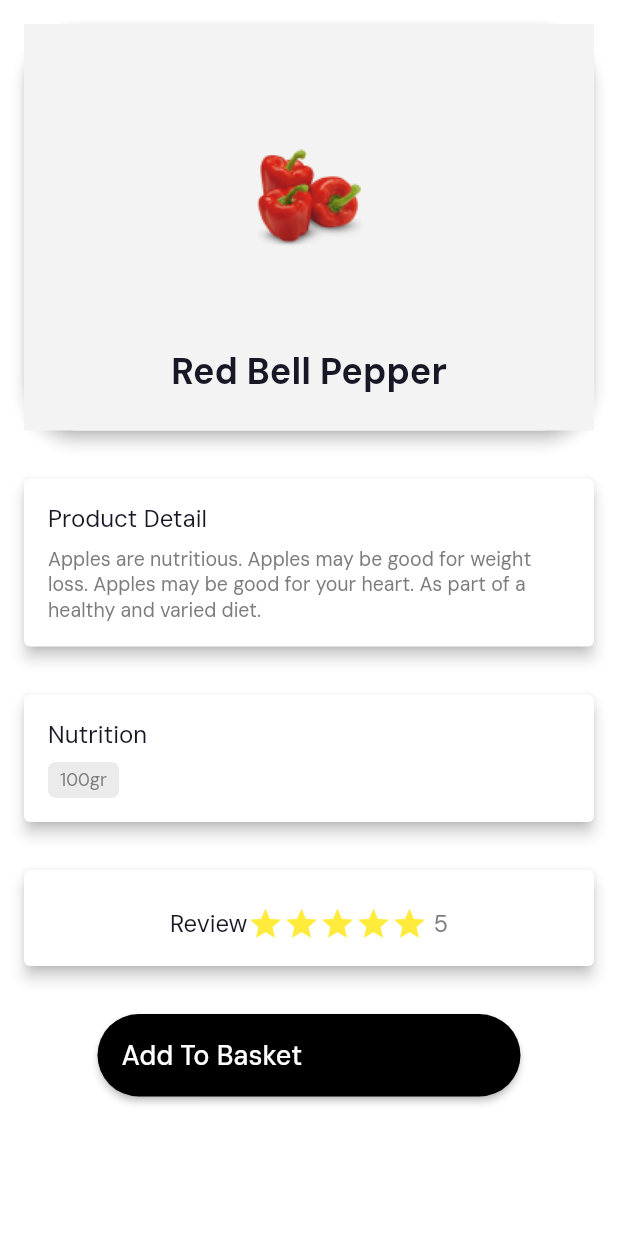
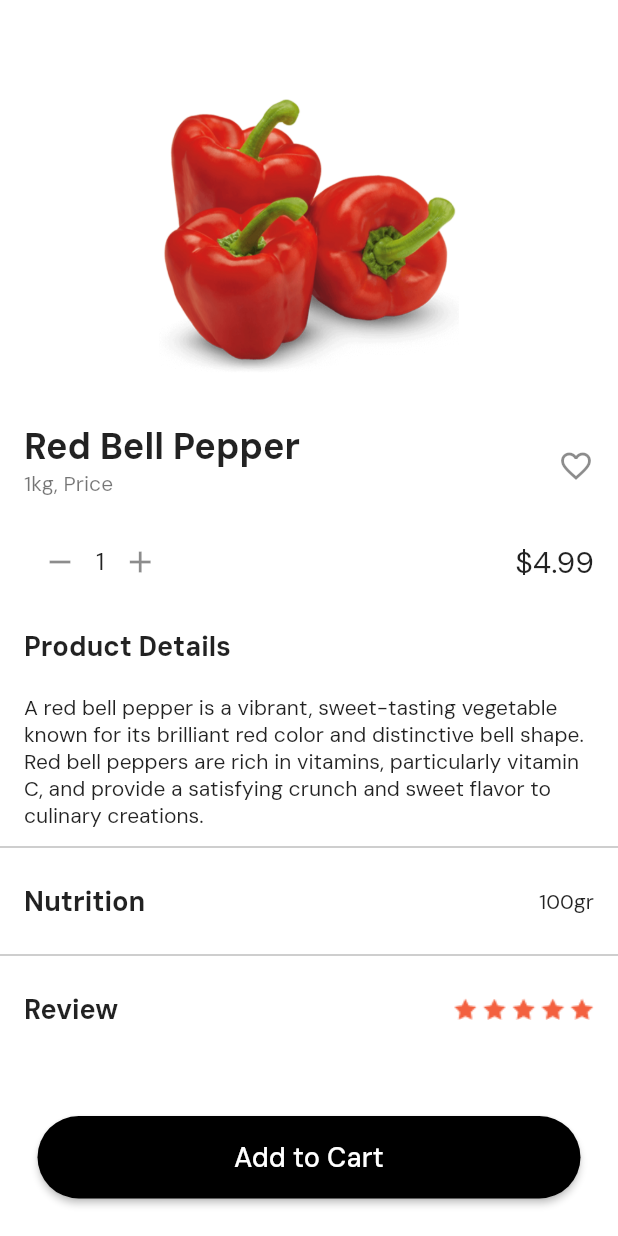
Before and after one commit to SSSamueLDS/googleignite_team7, a Flutter app: the ProductDetail screen opened by its route, on a phone screen of 412 x 824 dp. Run offline on Flutter 3.47's test engine with Material 2 defaults, Android fonts, the phone set to English and light mode, and no system bars.

Commit message:
added product details

```diff
--- a/googleignite_team7/lib/main.dart
+++ b/googleignite_team7/lib/main.dart
@@ -153,7 +153,7 @@ Widget _buildSecondContainer(BuildContext context) {
             child: MyFilledButton(
               label: "Get Started",
               onPressed: () {
-                Navigator.pushNamed(context, '/register_or_login');
+                Navigator.pushNamed(context, '/productdetail');
               },
               fillColor: Colors.black,
               borderColor: Colors.transparent,
--- a/googleignite_team7/lib/screens/productdetail.dart
+++ b/googleignite_team7/lib/screens/productdetail.dart
@@ -1,201 +1,151 @@
 import 'package:flutter/material.dart';
+import 'package:googleignite_team7/widgets/MyFilledButton.dart';
 
 class ProductDetail extends StatelessWidget {
   @override
   Widget build(BuildContext context) {
-    return SingleChildScrollView(
+    return Scaffold(
+      body: Column(
+        children: [
+          Expanded(
+            flex: 1,
+            child: Stack(
+              children: [
+                Container(
+                  color: Colors.white,
+                ),
+                Center(
                   child: Column(
-        crossAxisAlignment: CrossAxisAlignment.stretch,
+                    mainAxisAlignment: MainAxisAlignment.center,
                     children: [
-          Card(
-            elevation: 4,
-            margin: EdgeInsets.all(16),
-            shape: RoundedRectangleBorder(
-              borderRadius: BorderRadius.circular(36),
-            ),
+                      SizedBox(height: 40),
+                      Expanded(
                         child: Container(
-              padding: EdgeInsets.all(16),
-              decoration: BoxDecoration(
-                color: Color(0xFFF2F3F2),
-              ),
-              child: Column(
-                crossAxisAlignment: CrossAxisAlignment.center,
-                children: [
-                  Image.asset(
-                    'assets/images/redbellpepper.png',
+                          width: 200,
                           height: 200,
-                    width: 200,
-                  ),
-                  Text(
-                    'Red Bell Pepper',
-                    style: TextStyle(
-                      color: Color(0xFF181725),
-                      fontSize: 24,
-                      fontFamily: 'DM Sans',
-                      fontWeight: FontWeight.w700,
+                          decoration: const BoxDecoration(
+                            image: DecorationImage(
+                              image:
+                                  AssetImage("assets/images/redpepperbig.png"),
+                              fit: BoxFit.contain,
                             ),
                           ),
-                  SizedBox(height: 8),
-
+                        ),
+                      ),
                     ],
                   ),
                 ),
-          ),
-          Card(
-            elevation: 4,
-            margin: EdgeInsets.all(16),
-            child: Padding(
-              padding: EdgeInsets.all(16),
-              child: Column(
-                crossAxisAlignment: CrossAxisAlignment.start,
-                children: [
-                  Text(
-                    'Product Detail',
-                    style: TextStyle(
-                      color: Color(0xFF181725),
-                      fontSize: 16,
-                      fontFamily: 'DM Sans',
-                      fontWeight: FontWeight.w400,
+              ],
             ),
           ),
-                  SizedBox(height: 8),
+          Expanded(
+            flex: 2,
+            child: Container(
+              color: Colors.white,
+              width: double.infinity,
+              child: Column(
+                children: [
+                  Expanded(
+                    child: ListView(
+                      children: [
+                        ListTile(
+                          title: Text(
+                            "Red Bell Pepper",
+                            style: TextStyle(
+                                fontSize: 24, fontWeight: FontWeight.bold),
+                          ),
+                          trailing: Icon(Icons.favorite_border_outlined),
+                          subtitle: Text("1kg, Price"),
+                        ),
+                        ListTile(
+                          title: Row(
+                            children: [
+                              IconButton(
+                                icon: Icon(Icons.remove),
+                                onPressed: () {
+                                  // decrementQuantity(items[index]);
+                                },
+                              ),
                               Text(
-                    'Apples are nutritious. Apples may be good for weight loss. Apples may be good for your heart. As part of a healthy and varied diet.',
+                                '1',
+                                style: TextStyle(fontSize: 16),
+                              ),
+                              IconButton(
+                                icon: Icon(Icons.add),
+                                onPressed: () {
+                                  // incrementQuantity(items[index]);
+                                },
+                              ),
+                            ],
+                          ),
+                          trailing: Text(
+                            "\$4.99",
+                            style: TextStyle(fontSize: 20),
+                          ),
+                        ),
+                        const ListTile(
+                          title: Text(
+                            "Product Details",
                             style: TextStyle(
-                      color: Color(0xFF7C7C7C),
-                      fontSize: 13,
-                      fontFamily: 'DM Sans',
-                      fontWeight: FontWeight.w400,
+                                fontWeight: FontWeight.bold, fontSize: 18.0),
+                          ),
+                        ),
+                        const ListTile(
+                          title: Text(
+                            "A red bell pepper is a vibrant, sweet-tasting vegetable known for its brilliant red color and distinctive bell shape. Red bell peppers are rich in vitamins, particularly vitamin C, and provide a satisfying crunch and sweet flavor to culinary creations.",
+                            style: TextStyle(fontSize: 14.0),
+                          ),
+                        ),
+                        const Divider(
+                          color: Color.fromRGBO(190, 190, 190,
+                              1), // You can customize the color of the divider
+                          thickness:
+                              1.0, // You can adjust the thickness of the divider
+                        ),
+                        ListTile(
+                          title: Text(
+                            "Nutrition",
+                            style: TextStyle(
+                                fontSize: 18.0, fontWeight: FontWeight.bold),
+                          ),
+                          trailing: Text("100gr"),
+                        ),
+                        const Divider(
+                          color: Color.fromRGBO(190, 190, 190,
+                              1), // You can customize the color of the divider
+                          thickness:
+                              1.0, // You can adjust the thickness of the divider
+                        ),
+                        ListTile(
+                          title: Text(
+                            "Review",
+                            style: TextStyle(
+                                fontSize: 18.0, fontWeight: FontWeight.bold),
+                          ),
+                          trailing: Image.asset("assets/images/rating.png"),
+                        ),
+                      ],
+                    ),
+                  ),
+                  Container(
+                    padding: EdgeInsets.all(25.0),
+                    child: MyFilledButton(
+                      label: "Add to Cart",
+                      fontColor: Colors.white,
+                      fillColor: Colors.black,
+                      borderColor: Colors.transparent,
+                      onPressed: () {
+                        // Handle button press
+                        Navigator.pushNamed(context, "/buyer_select");
+                      },
                     ),
                   ),
                 ],
               ),
             ),
           ),
-          Card(
-            elevation: 4,
-            margin: EdgeInsets.all(16),
-            child: Padding(
-              padding: EdgeInsets.all(16),
-              child: Column(
-                crossAxisAlignment: CrossAxisAlignment.start,
-                children: [
-                  Text(
-                    'Nutrition',
-                    style: TextStyle(
-                      color: Color(0xFF181725),
-                      fontSize: 16,
-                      fontFamily: 'DM Sans',
-                      fontWeight: FontWeight.w400,
-                    ),
-                  ),
-                  SizedBox(height: 8),
-                  Row(
-                    children: [
-                      Container(
-                        padding:
-                            EdgeInsets.symmetric(horizontal: 8, vertical: 4),
-                        decoration: BoxDecoration(
-                          color: Color(0xFFEBEBEB),
-                          borderRadius: BorderRadius.circular(5),
-                        ),
-                        child: Text(
-                          '100gr',
-                          style: TextStyle(
-                            color: Color(0xFF7C7C7C),
-                            fontSize: 12,
-                            fontFamily: 'DM Sans',
-                            fontWeight: FontWeight.w400,
-                          ),
-                        ),
-                      ),
-                    ],
-                  ),
-                ],
-              ),
-            ),
-          ),
-          Card(
-            elevation: 4,
-            margin: EdgeInsets.all(16),
-            child: Padding(
-              padding: EdgeInsets.all(16),
-              child: Column(
-                crossAxisAlignment: CrossAxisAlignment.start,
-                children: [
-                  SizedBox(height: 8),
-                  Row(
-                    mainAxisAlignment: MainAxisAlignment.center,
-                    children: [
-                      Text(
-                        'Review',
-                        style: TextStyle(
-                          color: Color(0xFF181725),
-                          fontSize: 16,
-                          fontFamily: 'DM Sans',
-                          fontWeight: FontWeight.w400,
-                        ),
-                      ),
-                      Icon(Icons.star, color: Colors.yellow),
-                      Icon(Icons.star, color: Colors.yellow),
-                      Icon(Icons.star, color: Colors.yellow),
-                      Icon(Icons.star, color: Colors.yellow),
-                      Icon(Icons.star, color: Colors.yellow),
-                      SizedBox(width: 4),
-                      Text(
-                        '5',
-                        style: TextStyle(
-                          color: Color(0xFF7C7C7C),
-                          fontSize: 16,
-                          fontFamily: 'DM Sans',
-                          fontWeight: FontWeight.w400,
-                        ),
-                      ),
-                    ],
-                  ),
-                ],
-              ),
-            ),
-          ),
-          SizedBox(height: 16),
-          Center(
-            child: ElevatedButton(
-              onPressed: () {},
-              style: ElevatedButton.styleFrom(
-                primary: Colors.black,
-                shape: RoundedRectangleBorder(
-                  borderRadius: BorderRadius.circular(50),
-                ),
-              ),
-              child: Container(
-                width: 250,
-                padding: EdgeInsets.symmetric(vertical: 16),
-                child: Text(
-                  'Add To Basket',
-                  style: TextStyle(
-                    color: Colors.white,
-                    fontSize: 18,
-                    fontFamily: 'DM Sans',
-                    fontWeight: FontWeight.w500,
-                  ),
-                ),
-              ),
-            ),
-          ),
-          SizedBox(height: 16),
         ],
       ),
     );
   }
 }
-
-void main() {
-  runApp(MaterialApp(
-    home: Scaffold(
-      appBar: AppBar(
-        title: Text('Debugging'),
-      ),
-      body: ProductDetail(),
-    ),
-  ));
-}
--- a/googleignite_team7/pubspec.yaml
+++ b/googleignite_team7/pubspec.yaml
@@ -100,7 +100,8 @@ flutter:
     - assets/images/ginger.png
     - assets/images/banana.png
     - assets/images/banner.png
-
+    - assets/images/rating.png
+    - assets/images/redpepperbig.png
   # An image asset can refer to one or more resolution-specific "variants", see
   # https://flutter.dev/assets-and-images/#resolution-aware
 
```
Also changed, not shown: googleignite_team7/lib/screens/test.dart (added, +189 -0 lines), googleignite_team7/assets/images/rating.png (added), googleignite_team7/assets/images/redpepperbig.png (added), 1 other file. Lines whose indentation alone changed are shown as unchanged.
